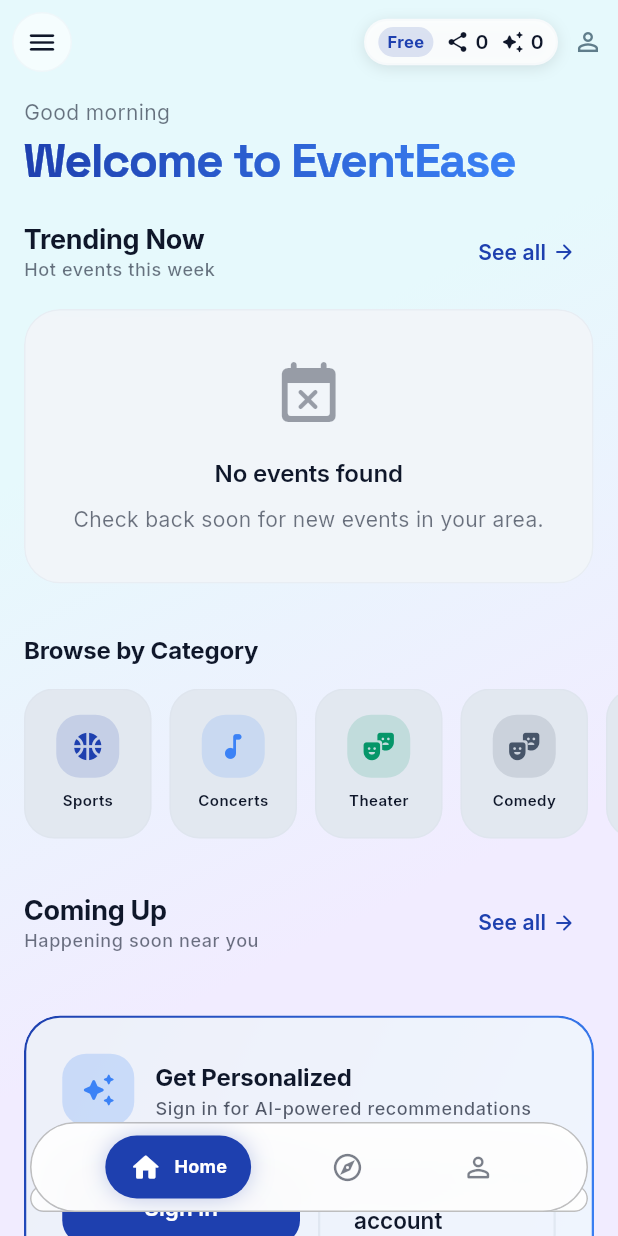
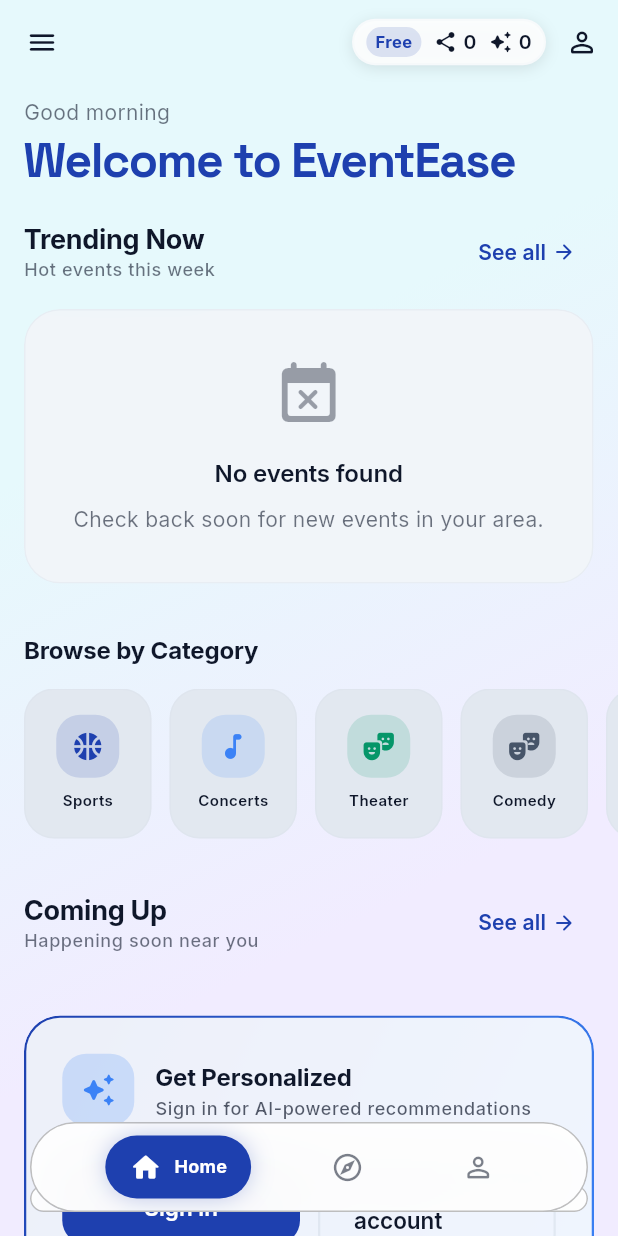
Before and after one commit to louisbrent1992/flutter-events-app, a Flutter app: the screen it shows after launch, on a phone screen of 412 x 824 dp. Run offline on Flutter 3.47's test engine with Material 3 defaults, Android fonts, the phone set to English and light mode, and no system bars; drawn by our look-alikes of showcaseview; our stand-ins replace cached_network_image, cloud_firestore, connectivity_plus, device_info_plus, file_picker, firebase_auth and 20 more; missing offline and left inert: device_calendar, firebase_app_check, flutter_facebook_auth, share_handler; accounts and stored records are empty; network calls fail.

Commit message:
feat: enhance UI/UX, refine branding assets, and update subscription displays
- Updated app icons for Android and iOS with new branding
- Cleaned up HomeScreen app bar and typography
- Enhanced SettingsScreen with subscription stats row and PRO indicators
- Optimized layout and styling across multiple feature screens (AI Planner, Discover, Collections)

```diff
--- a/client/lib/screens/home_screen.dart
+++ b/client/lib/screens/home_screen.dart
@@ -90,7 +90,6 @@ class _HomeScreenState extends State<HomeScreen>
   Widget build(BuildContext context) {
     final theme = Theme.of(context);
     final scheme = theme.colorScheme;
-    final isDark = theme.brightness == Brightness.dark;
     final isAuthed = context.watch<AuthService>().user != null;
     final discover = context.watch<DiscoverProvider>();
     final categories = _curatedCategories;
@@ -105,38 +104,18 @@ class _HomeScreenState extends State<HomeScreen>
 
         leading: Builder(
           builder: (context) {
-            return Container(
-              margin: const EdgeInsets.all(8),
-              decoration: BoxDecoration(
-                shape: BoxShape.circle,
-                color: scheme.surface.withValues(alpha: isDark ? 0.3 : 0.6),
-                border: Border.all(
-                  color: scheme.outline.withValues(alpha: 0.15),
-                ),
-              ),
-              child: IconButton(
-                tooltip: 'Menu',
-                icon: const Icon(Icons.menu_rounded, size: 22),
-                onPressed: () => Scaffold.of(context).openDrawer(),
-              ),
+            return IconButton(
+              tooltip: 'Menu',
+              icon: const Icon(Icons.menu_rounded, size: 22),
+              onPressed: () => Scaffold.of(context).openDrawer(),
             );
           },
         ),
         actions: [
-          // Profile avatar
-          GestureDetector(
-            onTap: () => _go(context, '/settings'),
-            child: Container(
-              width: 40,
-              height: 40,
-
-              decoration: BoxDecoration(),
-              child: const Icon(
-                Icons.person_outline,
-                color: Colors.blueGrey,
-                size: 20,
-              ),
-            ),
+          IconButton(
+            tooltip: 'Profile',
+            icon: const Icon(Icons.person_outline_rounded, size: 22),
+            onPressed: () => _go(context, '/settings'),
           ),
         ],
       ),
@@ -170,19 +149,13 @@ class _HomeScreenState extends State<HomeScreen>
                                 ),
                               ),
                               const SizedBox(height: 4),
-                              ShaderMask(
-                                shaderCallback:
-                                    (bounds) => LinearGradient(
-                                      colors: [
-                                        AppPalette.primaryBlue,
-                                        AppPalette.accentBlue,
-                                      ],
-                                    ).createShader(bounds),
-                                child: Text(
-                                  'Welcome to EventEase',
-                                  style: theme.textTheme.displaySmall?.copyWith(
-                                    color: Colors.white,
-                                  ),
+                              Text(
+                                'Welcome to EventEase',
+                                style: theme.textTheme.displaySmall?.copyWith(
+                                  color:
+                                      theme.brightness == Brightness.dark
+                                          ? AppPalette.accentBlue
+                                          : AppPalette.primaryBlue,
                                 ),
                               ),
                             ],
```
Also changed, not shown: client/lib/components/event_poster_card.dart (+6 -6 lines), client/lib/screens/ai_planner_screen.dart (+13 -9 lines), client/lib/screens/collection_detail_screen.dart (+1 -9 lines), client/lib/screens/discover_events_screen.dart (+13 -1 lines), client/lib/screens/event_collections_screen.dart (+3 -18 lines), client/lib/screens/import_event_screen.dart (+11 -0 lines), client/lib/screens/my_events_screen.dart (+13 -2 lines), client/lib/screens/random_event_screen.dart (+1 -9 lines), client/lib/screens/settings_screen.dart (+149 -68 lines), client/assets/icons/logo.png, 31 other files.
